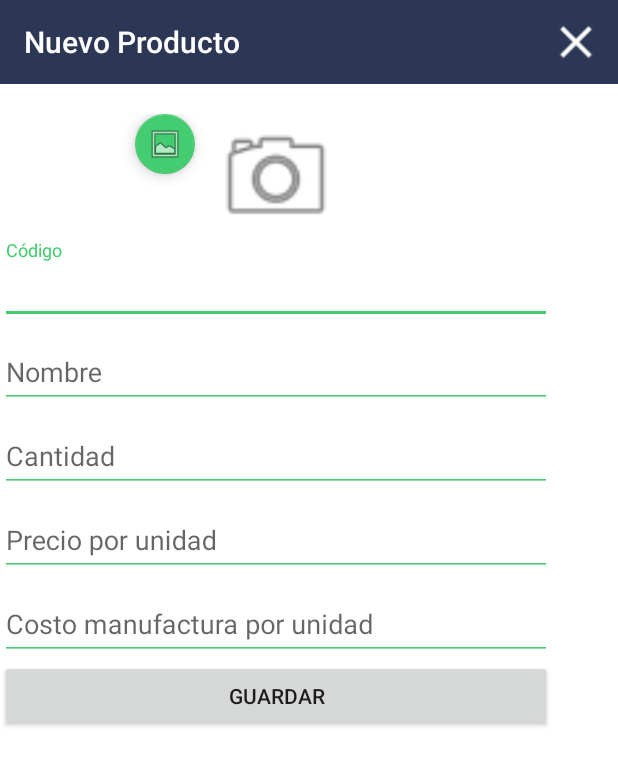
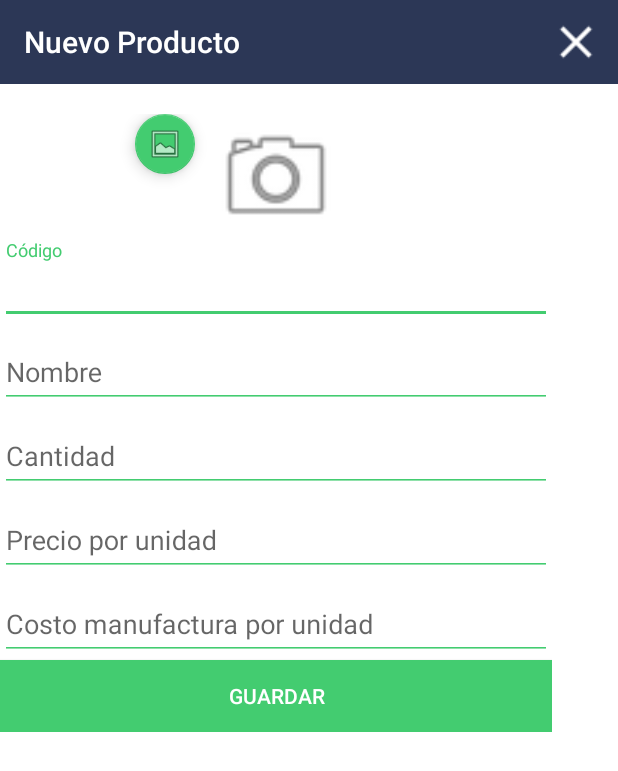
Before and after one commit to ocovolcano/MicroAdmin, an Android app: the ProductoActivity screen opened directly, with no data from a screen before it, on a phone screen of 412 x 824 dp. Shown: the top 771 px of the screen. Run offline under Robolectric (Android 15) with nearby library versions, the phone set to English and light mode, and no system bars; pictures from the network do not load.

Commit message:
cambio boton agregar producto

```diff
--- a/app/src/main/res/layout/activity_agregar_producto.xml
+++ b/app/src/main/res/layout/activity_agregar_producto.xml
@@ -133,7 +133,9 @@
                 android:id="@+id/bt_guardar"
                 android:layout_width="match_parent"
                 android:layout_height="wrap_content"
-                android:text="@string/guardar" />
+                android:background="#43cc70"
+                android:text="@string/guardar"
+                android:textColor="@color/cardview_light_background" />
 
         </LinearLayout>
     </ScrollView>
```
